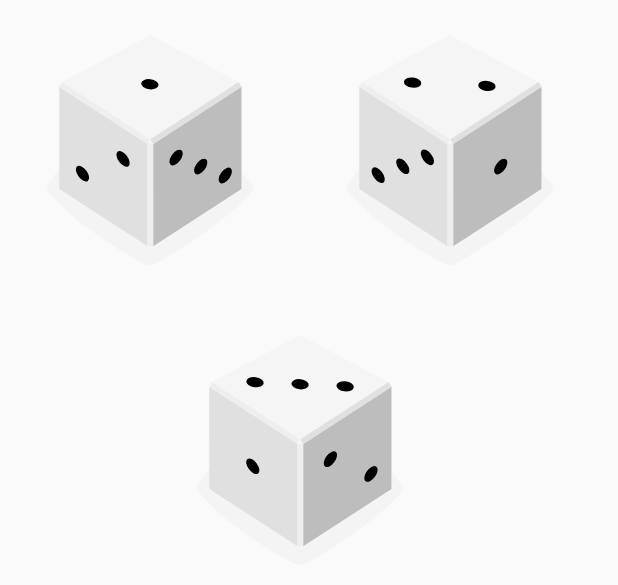
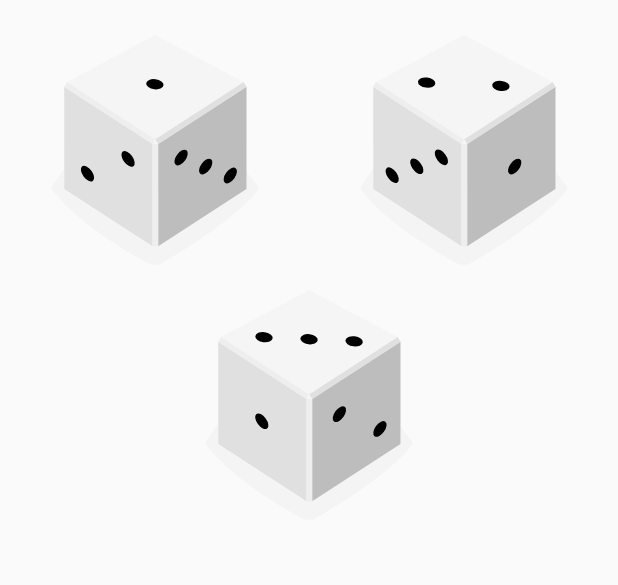
Before and after one commit to xxmd/dice, an Android app: the layout three_dice.xml on its own in the app's theme, with its tools: preview values and no code run, on a phone screen of 412 x 824 dp. Shown: the top 585 px of the screen. Run offline under Robolectric (Android 15) with nearby library versions, the phone set to English and light mode, and no system bars.

Commit message:
layout_width="match_parent" v1.0.2

```diff
--- a/mylibrary/src/main/res/layout/one_dice.xml
+++ b/mylibrary/src/main/res/layout/one_dice.xml
@@ -3,7 +3,7 @@
     xmlns:app="http://schemas.android.com/apk/res-auto"
     xmlns:tools="http://schemas.android.com/tools"
     android:gravity="center"
-    android:layout_width="wrap_content"
+    android:layout_width="match_parent"
     android:layout_height="wrap_content"
     android:orientation="vertical">
 
--- a/mylibrary/src/main/res/layout/three_dice.xml
+++ b/mylibrary/src/main/res/layout/three_dice.xml
@@ -3,7 +3,7 @@
     xmlns:app="http://schemas.android.com/apk/res-auto"
     xmlns:tools="http://schemas.android.com/tools"
     android:gravity="center_vertical"
-    android:layout_width="wrap_content"
+    android:layout_width="match_parent"
     android:layout_height="wrap_content">
 
     <ImageView
@@ -27,6 +27,7 @@
         android:src="@drawable/dice_2"/>
 
     <ImageView
+        android:translationY="-30dp"
         android:id="@+id/dice_3"
         app:layout_constraintTop_toBottomOf="@id/dice_1"
         app:layout_constraintStart_toStartOf="parent"
--- a/mylibrary/src/main/res/layout/two_dice.xml
+++ b/mylibrary/src/main/res/layout/two_dice.xml
@@ -3,7 +3,7 @@
     xmlns:app="http://schemas.android.com/apk/res-auto"
     xmlns:tools="http://schemas.android.com/tools"
     android:gravity="center_vertical"
-    android:layout_width="wrap_content"
+    android:layout_width="match_parent"
     android:layout_height="wrap_content"
     android:orientation="horizontal">
 
```
